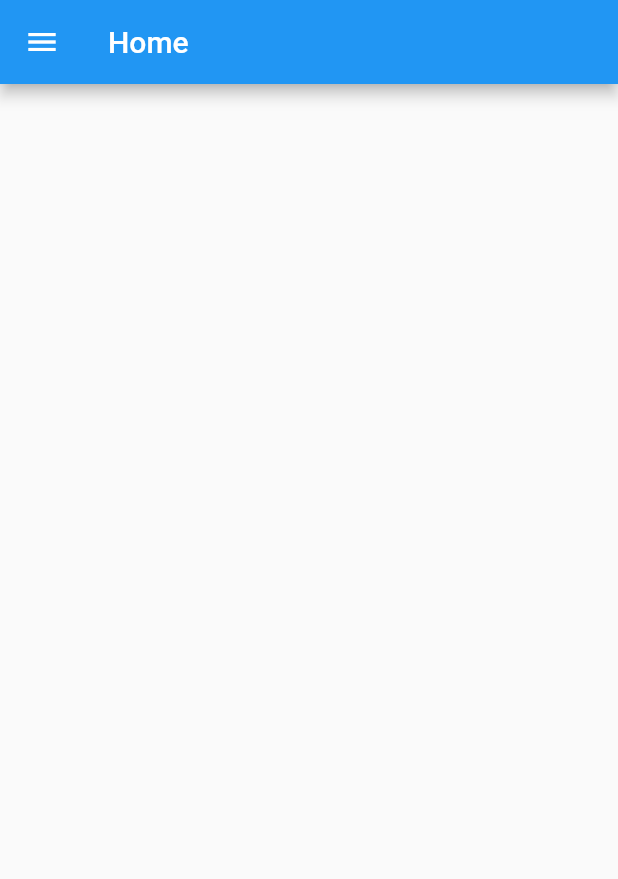
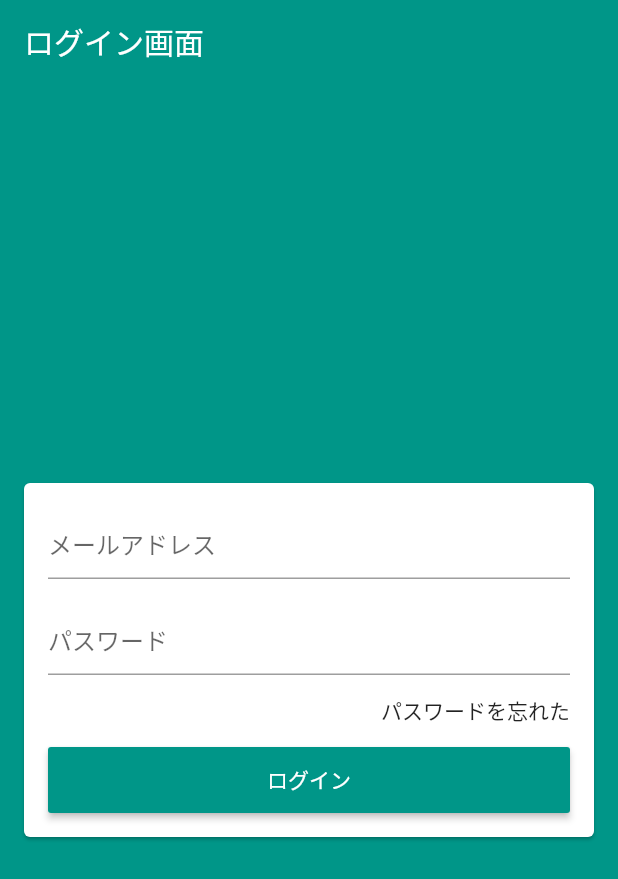
Before and after one commit to Tatsuya4610/Virtual_store, a Flutter app: the screen it shows after launch, on a phone screen of 412 x 824 dp. Shown: the top 879 px of the screen. Run offline on Flutter 3.47's test engine with Material 2 defaults, Android fonts, the phone set to English and light mode, and no system bars; our stand-ins replace firebase_auth; accounts and stored records are empty.

Commit message:
2th commit

```diff
--- /dev/null
+++ b/lib/helper/firebase_errors.dart
@@ -0,0 +1,25 @@
+String getErrorString(String code){
+  switch (code) {
+    case 'ERROR_WEAK_PASSWORD':
+      return 'パスワードの安全性が低いです';
+    case 'ERROR_INVALID_EMAIL':
+      return 'メールアドレスが無効です';
+    case 'ERROR_EMAIL_ALREADY_IN_USE':
+      return 'すでに別のアカウントで使用されています';
+    case 'ERROR_INVALID_CREDENTIAL':
+      return 'メールアドレスが無効です';
+    case 'ERROR_WRONG_PASSWORD':
+      return 'パスワードが間違えています';
+    case 'ERROR_USER_NOT_FOUND':
+      return 'このメールアドレスは登録されていません';
+    case 'ERROR_USER_DISABLED':
+      return 'このユーザーは無効になっています';
+    case 'ERROR_TOO_MANY_REQUESTS':
+      return 'リクエストが多いです。後でもう一度お試しください';
+    case 'ERROR_OPERATION_NOT_ALLOWED':
+      return '操作は許可されていません';
+
+    default:
+      return '予測不可能なエラーが発生しました';
+  }
+}
--- /dev/null
+++ b/lib/helper/valid.dart
@@ -0,0 +1,6 @@
+bool emailValid(String email) {
+  final RegExp regex = RegExp( //メールアドレスの正規表現フォーマット
+      r"^(([^<>()[\]\\.,;:\s@\']+(\.[^<>()[\]\\.,;:\s@\']+)*)|(\'.+\'))@((\[[0-9]{1,3}\.[0-9]{1,3}\.[0-9]{1,3}\.[0-9]{1,3}\])|(([a-zA-Z\-0-9]+\.)+[a-zA-Z]{2,}))$");
+  return regex.hasMatch(email); //メールが有効か判断。
+
+}
--- a/lib/main.dart
+++ b/lib/main.dart
@@ -1,12 +1,20 @@
-
 import 'package:flutter/material.dart';
 import 'package:virtual_store_flutter/model/page_manager.dart';
+import 'package:virtual_store_flutter/model/user_manager.dart';
 import 'package:virtual_store_flutter/screen/base/base_screen.dart';
 import 'package:provider/provider.dart';
+import 'package:virtual_store_flutter/screen/login/login_screen.dart';
 
 void main() => runApp(
-      ChangeNotifierProvider(
-        create: (_) => PageManager(),
+      MultiProvider(
+        providers: [
+          ChangeNotifierProvider(
+            create: (_) => PageManager(),
+          ),
+          ChangeNotifierProvider(
+            create: (_) => UserManager(),
+          ),
+        ],
         child: MyApp(),
       ),
     );
@@ -15,12 +23,16 @@ class MyApp extends StatelessWidget {
   @override
   Widget build(BuildContext context) {
     return MaterialApp(
+      debugShowCheckedModeBanner: false,
       title: 'Flutter Demo',
       theme: ThemeData(
-        primarySwatch: Colors.blue,
-        visualDensity: VisualDensity.adaptivePlatformDensity,
-      ),
-      home: BaseScreen(),
+          primarySwatch: Colors.teal,
+          scaffoldBackgroundColor: Colors.teal,
+          visualDensity: VisualDensity.adaptivePlatformDensity,
+          appBarTheme: AppBarTheme(
+            elevation: 0,
+          )),
+      home: LoginScreen(),
     );
   }
 }
--- /dev/null
+++ b/lib/model/user.dart
@@ -0,0 +1,6 @@
+class User {
+  User({this.email,this.password});
+
+  String email;
+  String password;
+}
--- /dev/null
+++ b/lib/model/user_manager.dart
@@ -0,0 +1,47 @@
+import 'package:firebase_auth/firebase_auth.dart';
+import 'package:flutter/material.dart';
+import 'package:flutter/services.dart';
+import 'package:virtual_store_flutter/helper/firebase_errors.dart';
+import 'package:virtual_store_flutter/model/user.dart';
+
+class UserManager extends ChangeNotifier {
+  UserManager() {
+    _loadCurrentUser();
+  }
+
+  final FirebaseAuth _auth = FirebaseAuth.instance;
+  FirebaseUser _user;
+  bool _loading = false;
+  bool get loading => _loading;
+
+  Future<void> signIn({User user, Function onFail, Function onSuccess}) async {
+    loading = true;
+    try {
+      final result = await _auth.signInWithEmailAndPassword(
+        email: user.email,
+        password: user.password,
+      );
+      _user = result.user;
+
+      onSuccess(); //成功した場合。
+    } on PlatformException catch (error) {
+      onFail(getErrorString(error.code)); //失敗した場合はgetErrorStringにerror.codeを渡して日本語変換し出力。
+    }
+    loading = false;
+  }
+
+  set loading(bool value) {
+    _loading = value;
+    notifyListeners();
+  }
+
+  Future<void> _loadCurrentUser() async {
+    final FirebaseUser currentUser = await _auth.currentUser(); //ログイン中のアカウント。
+    if (currentUser != null) {
+      _user = currentUser;
+      print(_user.uid);
+    }
+    notifyListeners();
+  }
+
+}
--- /dev/null
+++ b/lib/screen/login/login_screen.dart
@@ -0,0 +1,109 @@
+import 'package:flutter/material.dart';
+import 'package:virtual_store_flutter/helper/valid.dart';
+import 'package:provider/provider.dart';
+import 'package:virtual_store_flutter/model/user_manager.dart';
+import 'package:virtual_store_flutter/model/user.dart';
+
+class LoginScreen extends StatelessWidget {
+  final GlobalKey<FormState> _formKey = GlobalKey<FormState>();
+  final GlobalKey<ScaffoldState> _scaffoldKey = GlobalKey<ScaffoldState>();
+  final TextEditingController _emailController = TextEditingController();
+  final TextEditingController _passwordController = TextEditingController();
+
+  @override
+  Widget build(BuildContext context) {
+    return Scaffold(
+      key: _scaffoldKey,
+      appBar: AppBar(
+        title: Text('ログイン画面'),
+      ),
+      body: Center(
+        child: Card(
+          margin: EdgeInsets.symmetric(horizontal: 16),
+          child: Form(
+            key: _formKey,
+            child: Consumer<UserManager>(
+              builder: (_, userManager, child) {
+                return ListView(
+                  shrinkWrap: true, //最小限に画面を占領する。
+                  padding: EdgeInsets.all(16),
+                  children: <Widget>[
+                    TextFormField(
+                      enabled: !userManager.loading, //falseの場合入力不可。ログインボタンを押した後　firebaseログイン確認中は入力不可。
+                      controller: _emailController,
+                      decoration: InputDecoration(hintText: 'メールアドレス'),
+                      keyboardType: TextInputType.emailAddress,
+                      autocorrect: false, //キーボード上に予測変換を出さない。
+                      validator: (email) {
+                        if (!emailValid(email)) {
+                          return '正しいメールアドレスを入力してください';
+                        }
+                        return null;
+                      },
+                    ),
+                    SizedBox(height: 16),
+                    TextFormField(
+                      enabled: !userManager.loading, //falseの場合入力不可。
+                      controller: _passwordController,
+                      decoration: InputDecoration(hintText: 'パスワード'),
+                      autocorrect: false, //キーボード上に予測変換を出さない。
+                      obscureText: true, //セキュリティー、非表示。
+                      validator: (pass) {
+                        if (pass.isEmpty || pass.length < 6) {
+                          return '6文字以上入力してください';
+                        }
+                        return null;
+                      },
+                    ),
+                    child,
+                    SizedBox(
+                      height: 44,
+                      child: RaisedButton(
+                        onPressed: userManager.loading ? null : () { //ログイン確認中は使用不可。
+                          _formKey.currentState.validate(); //validateを確認。
+                          userManager.signIn(
+                                //firebaseにサインイン。
+                                user: User(
+                                  email: _emailController.text.trim(),
+                                  password: _passwordController.text.trim(),
+                                ),
+                                onFail: (error) {
+                                  //日本語変換したエラーを受け取り。
+                                  _scaffoldKey.currentState.showSnackBar(
+                                    SnackBar(
+                                      //エラーメッセージ画面。
+                                      backgroundColor: Colors.red,
+                                      content: Text(error),
+                                    ),
+                                  );
+                                },
+                                onSuccess: () {
+                                  //ログイン成功した場合に返ってくる。
+                                  print('成功');
+                                },
+                              );
+                        },
+                        child: userManager.loading ? CircularProgressIndicator(valueColor: AlwaysStoppedAnimation(Colors.white),) : Text('ログイン'),
+                        color: Theme.of(context).primaryColor,
+                        disabledColor: Theme.of(context).primaryColor.withAlpha(100), //ボタン無効中の色。
+                        textColor: Colors.white,
+                      ),
+                    ),
+                  ],
+                );
+              },
+              child: Align(
+                alignment: Alignment.centerRight,
+                child: FlatButton(
+                  padding: EdgeInsets.zero,
+                  onPressed: () {},
+                  child: Text('パスワードを忘れた'),
+                ),
+              ),
+            ),
+          ),
+        ),
+      ),
+    );
+  }
+}
```
